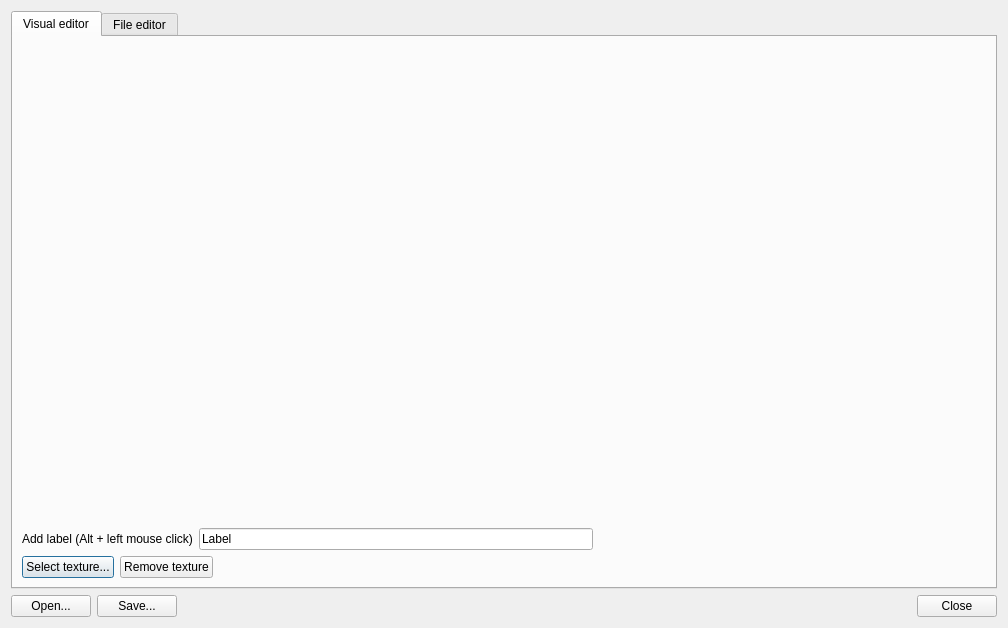
Above: chorizoneditor.ui from PavelMr/skytechx before the change. Below: the same form after it.
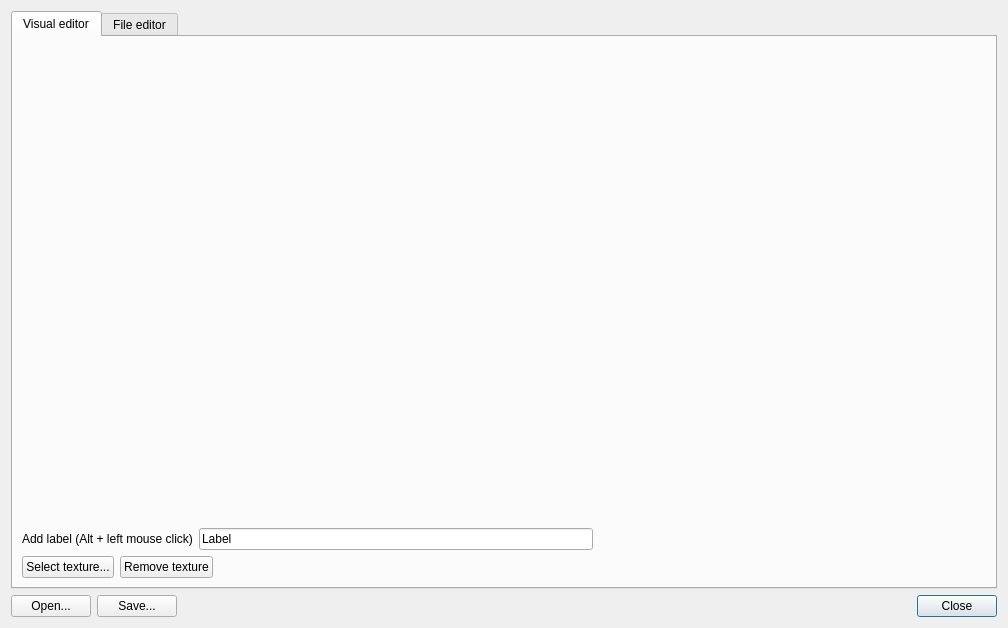
That is the form after the change. Custom widgets are drawn as their Qt base class.

Patch:
```diff
--- a/chorizoneditor.ui
+++ b/chorizoneditor.ui
@@ -154,6 +154,9 @@
        <property name="text">
         <string>Close</string>
        </property>
+       <property name="default">
+        <bool>true</bool>
+       </property>
       </widget>
      </item>
     </layout>
```
